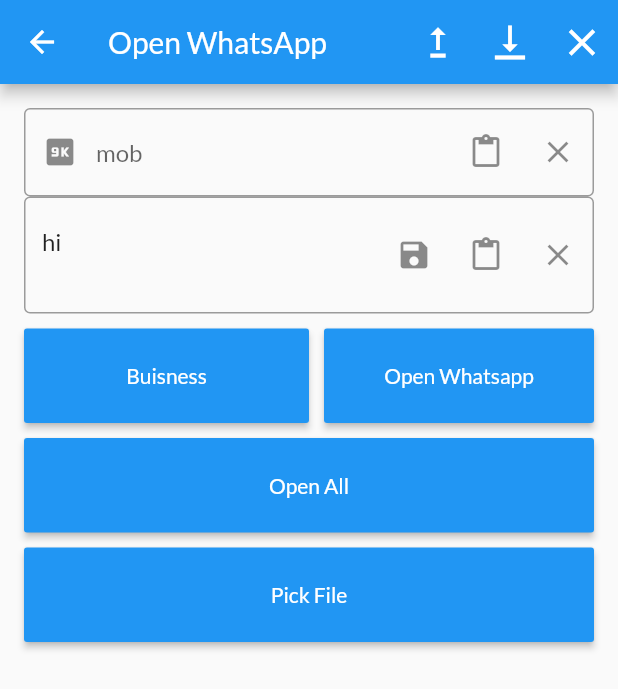
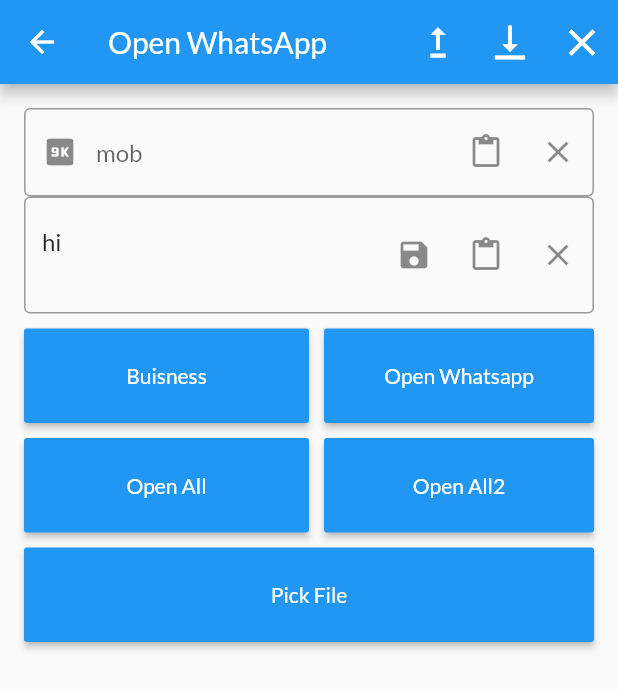
Before and after one commit to lavahasif/fdservers, a Flutter app: the WhatsAppopen screen opened directly, after a tap on "Buisness", on a phone screen of 412 x 824 dp. Shown: the top 689 px of the screen. Run offline on Flutter 3.47's test engine with Material 2 defaults, Android fonts, the phone set to English and light mode, and no system bars; our stand-ins replace device_info, file_picker, floor, font_awesome_flutter, form_field_validator, google_fonts and 6 more; missing offline and left inert: android_util, ext_storage, flutter_process_text, shareapks, shelf_router, signalr_core; accounts and stored records are empty; generated files the repository leaves out were written again.

Commit message:
almost fi

```diff
--- a/lib/ui/Whatsappopen.dart
+++ b/lib/ui/Whatsappopen.dart
@@ -113,7 +113,6 @@
                       child: TextFormField(
                         maxLines: 6,
                         minLines: 2,
-                        keyboardType: TextInputType.number,
                         controller: _messageController,
                         decoration: InputDecoration(
                             border: OutlineInputBorder(),
@@ -198,6 +197,7 @@
                 children: [
                   Expanded(
                     child: Container(
+                      child: Container(
                         height: 63,
                         child: RaisedButton(
                             color: Colors.blue,
@@ -208,8 +208,25 @@
                             }),
                       ),
                     ),
+                  ),
+                  Expanded(
+                    child: Container(
+                      padding: EdgeInsets.only(left: 10),
+                      child: Container(
+                        height: 63,
+                        child: RaisedButton(
+                            color: Colors.blue,
+                            child: Text("Open All2",
+                                style: TextStyle(color: Colors.white)),
+                            onPressed: () {
+                              open(context, "W");
+                            }),
+                      ),
+                    ),
+                  ),
                 ],
               ),
+
               // Container(
               //     height: 300.0,
               //     child:
@@ -245,7 +262,7 @@
               : throw 'Could not launch $component2';
         } else {
           if (type == 'A')
-            ShareService().openWhats(text, "hi", 'W');
+            ShareService().openWhats(text, "hi", 'Z');
           else
             ShareService().openWhats(text, "hi", type);
         }
```
Also changed, not shown: 1 other file. Lines whose indentation alone changed are shown as unchanged.
